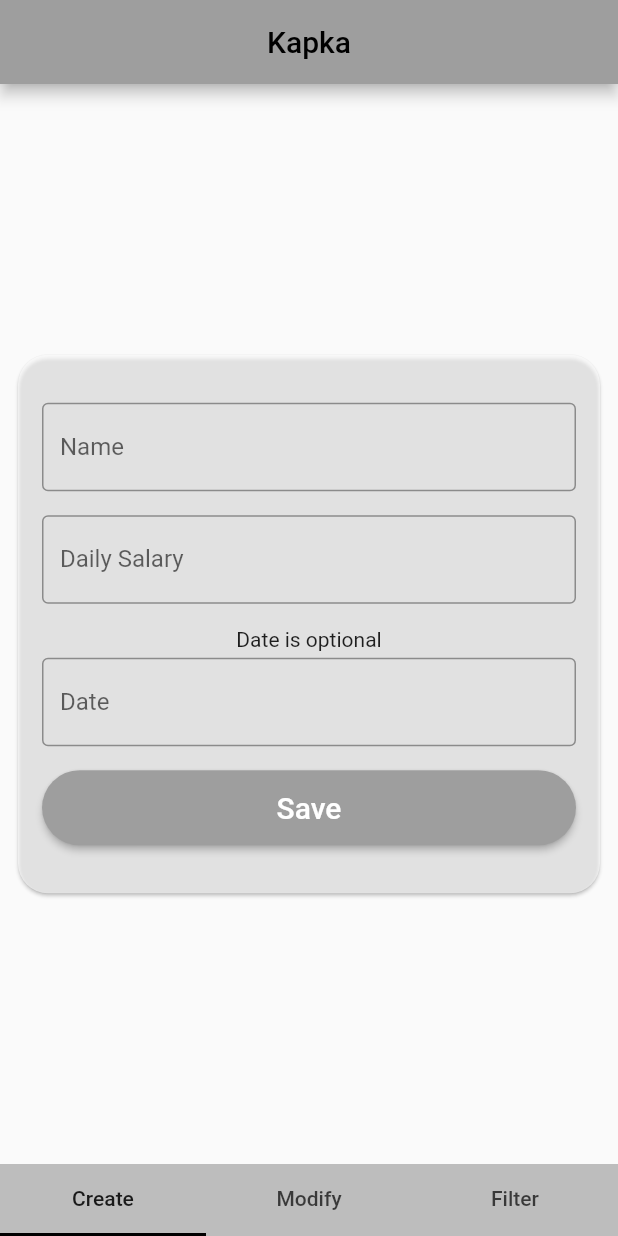
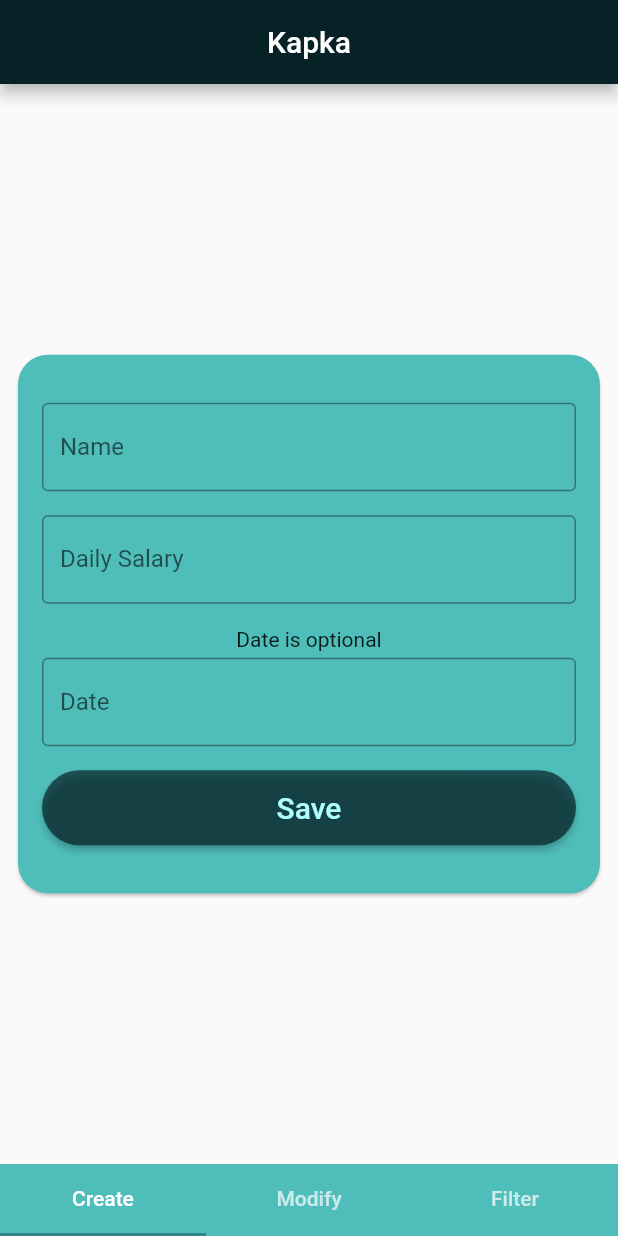
Before and after one commit to kagankuscu/Kapka_Tracker, a Flutter app: the screen it shows after launch, on a phone screen of 412 x 824 dp. Run offline on Flutter 3.47's test engine with Material 2 defaults, Android fonts, the light colour scheme and no system bars; our stand-ins replace auto_size_text, syncfusion_flutter_datagrid; missing offline and left inert: gsheets; generated files the repository leaves out were written again.

Commit message:
Color Theme Change

```diff
--- a/lib/main.dart
+++ b/lib/main.dart
@@ -1,4 +1,5 @@
-import 'package:employees_salary_tracker/constants.dart';
+import 'package:employees_salary_tracker/utils/colors.dart';
+import 'package:employees_salary_tracker/utils/constants.dart';
 import 'package:employees_salary_tracker/l10n/L10n.dart';
 import 'package:flutter/material.dart';
 import 'package:employees_salary_tracker/api/sheet/worker_sheet_api.dart';
@@ -26,7 +27,7 @@ class MyApp extends StatelessWidget {
       debugShowCheckedModeBanner: false,
       title: appName,
       theme: ThemeData(
-        primarySwatch: Colors.grey,
+        primarySwatch: materialColor,
       ),
       home: const MyHomePage(),
     );
--- a/lib/pages/filter_page.dart
+++ b/lib/pages/filter_page.dart
@@ -1,7 +1,7 @@
 import 'package:employees_salary_tracker/widgets/isEmpty_widget.dart';
 import 'package:flutter/material.dart';
 import 'package:employees_salary_tracker/api/sheet/worker_sheet_api.dart';
-import 'package:employees_salary_tracker/constants.dart';
+import 'package:employees_salary_tracker/utils/constants.dart';
 import 'package:employees_salary_tracker/data_source/worker_data_source.dart';
 import 'package:employees_salary_tracker/model/worker.dart';
 import 'package:employees_salary_tracker/widgets/worker_data_list.dart';
--- a/lib/pages/home_page.dart
+++ b/lib/pages/home_page.dart
@@ -1,4 +1,5 @@
-import 'package:employees_salary_tracker/constants.dart';
+import 'package:employees_salary_tracker/utils/colors.dart';
+import 'package:employees_salary_tracker/utils/constants.dart';
 import 'package:flutter/material.dart';
 import 'package:flutter_gen/gen_l10n/app_localizations.dart';
 
@@ -41,15 +42,15 @@ class _MyHomePageState extends State<MyHomePage>
         children: _kTabPages,
       ),
       bottomNavigationBar: Material(
-        color: Colors.grey[400],
+        color: colorBlue,
         child: TabBar(
-          indicatorColor: Colors.black,
+          indicatorColor: colorDarkBlue,
           overlayColor: MaterialStateColor.resolveWith(
             (Set<MaterialState> states) {
               if (states.contains(MaterialState.pressed)) {
-                return Colors.grey[600]!;
+                return colorDarkBlue;
               } else if (states.contains(MaterialState.hovered)) {
-                return Colors.grey[300]!;
+                return color[300]!;
               }
 
               return Colors.transparent;
--- a/lib/pages/modify_page.dart
+++ b/lib/pages/modify_page.dart
@@ -1,7 +1,8 @@
+import 'package:employees_salary_tracker/utils/colors.dart';
 import 'package:employees_salary_tracker/widgets/isEmpty_widget.dart';
 import 'package:flutter/material.dart';
 import 'package:employees_salary_tracker/api/sheet/worker_sheet_api.dart';
-import 'package:employees_salary_tracker/constants.dart';
+import 'package:employees_salary_tracker/utils/constants.dart';
 import 'package:employees_salary_tracker/model/worker.dart';
 import 'package:employees_salary_tracker/widgets/button_widget.dart';
 import 'package:employees_salary_tracker/widgets/navigate_widget.dart';
@@ -57,7 +58,7 @@ class _ModifyPageState extends State<ModifyPage> {
       );
 
   Widget buildCardWidget() => Card(
-        color: Colors.white60,
+        color: colorBlue,
         shape: RoundedRectangleBorder(
           borderRadius: BorderRadius.all(
             Radius.circular(20),
--- /dev/null
+++ b/lib/utils/colors.dart
@@ -0,0 +1,25 @@
+import 'package:flutter/material.dart';
+
+Map<int, Color> color = {
+  50: Color.fromRGBO(7, 34, 39, .1),
+  100: Color.fromRGBO(7, 34, 39, .2),
+  200: Color.fromRGBO(7, 34, 39, .3),
+  300: Color.fromRGBO(7, 34, 39, .4),
+  400: Color.fromRGBO(7, 34, 39, .5),
+  500: Color.fromRGBO(7, 34, 39, .6),
+  600: Color.fromRGBO(7, 34, 39, .7),
+  700: Color.fromRGBO(7, 34, 39, .8),
+  800: Color.fromRGBO(7, 34, 39, .9),
+  900: Color.fromRGBO(7, 34, 39, 1),
+};
+
+MaterialColor materialColor = MaterialColor(0xFF072227, color);
+
+Color colorBlack = Color(0xFF072227);
+Color colorDarkBlue = Color(0xFF35858B);
+Color colorBlue = Color(0xFF4FBDBA);
+Color colorLightBlue = Color(0xFFAEFEFF);
+Color colorWhite = Colors.white70;
+
+Color colorGreen = Colors.green[400]!;
+Color colorRed = Colors.red[400]!;
--- a/lib/utils/utils.dart
+++ b/lib/utils/utils.dart
@@ -1,5 +1,5 @@
 import 'package:intl/intl.dart';
-import 'package:employees_salary_tracker/constants.dart';
+import 'package:employees_salary_tracker/utils/constants.dart';
 import 'package:employees_salary_tracker/model/worker.dart';
 
 String capitializedFirstLetterList(List<Worker> workers, int index) {
--- a/lib/widgets/button_widget.dart
+++ b/lib/widgets/button_widget.dart
@@ -1,3 +1,4 @@
+import 'package:employees_salary_tracker/utils/colors.dart';
 import 'package:flutter/material.dart';
 
 class ButtonWidget extends StatelessWidget {
@@ -10,13 +11,14 @@ class ButtonWidget extends StatelessWidget {
   @override
   Widget build(BuildContext context) => ElevatedButton(
     style: ElevatedButton.styleFrom(
+      primary: color[600],
       minimumSize: const Size.fromHeight(50),
       shape: const StadiumBorder(),
     ),
     child: FittedBox(
       child: Text(
         text,
-        style: const TextStyle(fontSize: 20, color: Colors.white),
+        style: TextStyle(fontSize: 20, color: colorLightBlue),
       ),
     ),
     onPressed: onClicked,
--- a/lib/widgets/card_widget.dart
+++ b/lib/widgets/card_widget.dart
@@ -1,5 +1,6 @@
+import 'package:employees_salary_tracker/utils/colors.dart';
 import 'package:flutter/material.dart';
-import 'package:employees_salary_tracker/constants.dart';
+import 'package:employees_salary_tracker/utils/constants.dart';
 import 'package:employees_salary_tracker/widgets/snackbar_widget.dart';
 import 'package:employees_salary_tracker/widgets/worker_form_widget.dart';
 import 'package:employees_salary_tracker/api/sheet/worker_sheet_api.dart';
@@ -46,7 +47,7 @@ class _CardWidgetState extends State<CardWidget> {
               },
             ),
           ),
-          color: Colors.white60,
+          color: colorBlue,
         ),
       ),
     );
--- a/lib/widgets/filter_list_widget.dart
+++ b/lib/widgets/filter_list_widget.dart
@@ -1,5 +1,5 @@
 import 'package:flutter/material.dart';
-import 'package:employees_salary_tracker/constants.dart';
+import 'package:employees_salary_tracker/utils/constants.dart';
 import 'package:employees_salary_tracker/model/worker.dart';
 
 class FilterListWidget extends StatelessWidget {
--- a/lib/widgets/snackbar_widget.dart
+++ b/lib/widgets/snackbar_widget.dart
@@ -1,3 +1,4 @@
+import 'package:employees_salary_tracker/utils/colors.dart';
 import 'package:flutter/material.dart';
 
 class SnackBarWidget extends StatelessWidget {
@@ -15,11 +16,11 @@ class SnackBarWidget extends StatelessWidget {
       content: ListTile(
         title: Text(this.text),
         leading: Icon(Icons.check),
-        textColor: Colors.white70,
-        iconColor: Colors.white70,
+        textColor: colorWhite,
+        iconColor: colorWhite,
       ),
       backgroundColor:
-          this.isDelete != true ? Colors.green[400] : Colors.red[400],
+          this.isDelete != true ? colorGreen : colorRed,
     );
   }
 }
--- a/lib/widgets/worker_form_widget.dart
+++ b/lib/widgets/worker_form_widget.dart
@@ -1,5 +1,6 @@
+import 'package:employees_salary_tracker/utils/colors.dart';
 import 'package:flutter/material.dart';
-import 'package:employees_salary_tracker/constants.dart';
+import 'package:employees_salary_tracker/utils/constants.dart';
 import 'package:employees_salary_tracker/model/worker.dart';
 import 'package:employees_salary_tracker/utils/utils.dart';
 import 'package:employees_salary_tracker/widgets/button_widget.dart';
@@ -59,8 +60,9 @@ class _WorkerFormWidgetState extends State<WorkerFormWidget> {
           labelText: AppLocalizations.of(context).name,
           border: OutlineInputBorder(),
         ),
-        validator: (value) =>
-            value != null && value.isEmpty ? AppLocalizations.of(context).enterName : null,
+        validator: (value) => value != null && value.isEmpty
+            ? AppLocalizations.of(context).enterName
+            : null,
       );
 
   Widget buildPrice() => TextFormField(
@@ -70,11 +72,13 @@ class _WorkerFormWidgetState extends State<WorkerFormWidget> {
           border: OutlineInputBorder(),
         ),
         keyboardType: TextInputType.number,
-        validator: (value) =>
-            value != null && value.isEmpty ? AppLocalizations.of(context).enterDailySalary : null,
+        validator: (value) => value != null && value.isEmpty
+            ? AppLocalizations.of(context).enterDailySalary
+            : null,
       );
 
   Widget buildDate() => TextFormField(
+        cursorColor: colorBlack,
         onTap: () => {
           showDatePicker(
             context: this.context,
```
Also changed, not shown: lib/utils/constants.dart (renamed from lib/constants.dart).
